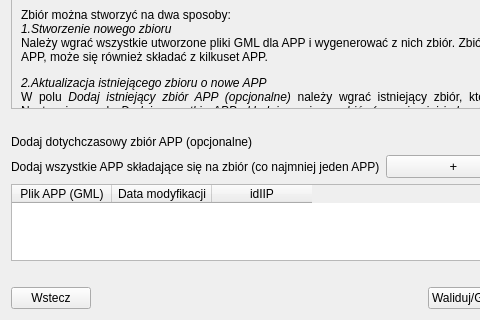
Before: the Qt Designer form modules/app/views/ui/zbior_przygotowanie_dialog_base.ui in envirosolutionspl/wtyczka_qgis_app, drawn with Qt 5; both pictures show x 0 to 480 and y 87 to 407 of the 672 by 407 pixel window.
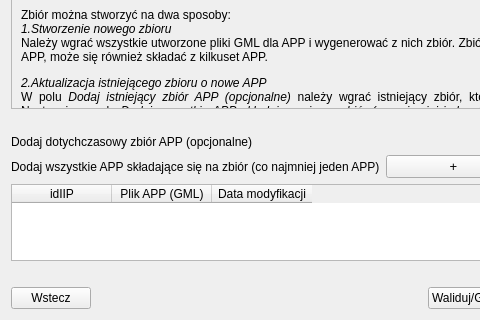
After: the same form once the commit is applied. Custom widgets are drawn as their Qt base class.

Commit message: IdIIP dla APP w zbiorze

Patch:
```diff
--- a/modules/app/views/ui/zbior_przygotowanie_dialog_base.ui
+++ b/modules/app/views/ui/zbior_przygotowanie_dialog_base.ui
@@ -161,6 +161,11 @@
      </item>
      <item>
       <widget class="QTableWidget" name="appTable_widget">
+       <column>
+        <property name="text">
+         <string>idIIP</string>
+        </property>
+       </column>
        <column>
         <property name="text">
          <string>Plik APP (GML)</string>
@@ -171,11 +176,6 @@
          <string>Data modyfikacji</string>
         </property>
        </column>
-       <column>
-        <property name="text">
-         <string>idIIP</string>
-        </property>
-       </column>
       </widget>
      </item>
      <item>
```
Left out of the diff: 4 changed lines with no effect on the pictures. The commit also changes 2 other files.
